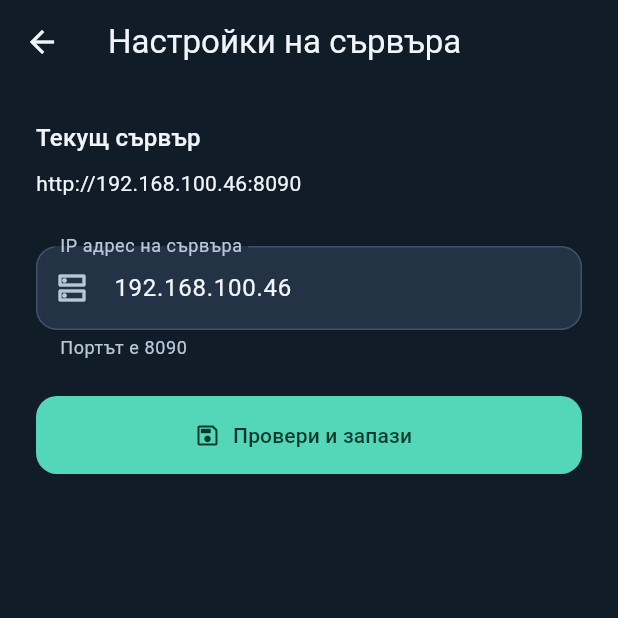
After one commit to KaloyanTsotsev/Store-Expiry-Inventory, a Flutter app: the screen it shows after launch, after a tap on the "settings" icon, on a phone screen of 412 x 824 dp, the top half of it. The commit adds this screen. Run offline on Flutter 3.47's test engine with Material 3 defaults, Android fonts, the phone set to English and light mode, and no system bars; our stand-ins replace image_picker, pocketbase, shared_preferences.

Commit message:
Add configurable PocketBase server IP settings

```diff
--- a/lib/main.dart
+++ b/lib/main.dart
@@ -1,15 +1,25 @@
+
 import 'package:flutter/material.dart';
 
 import 'screens/login_screen.dart';
+import 'services/pocketbase_service.dart';
 import 'theme/app_theme.dart';
 
 Future<void> main() async {
   WidgetsFlutterBinding.ensureInitialized();
+
   try {
     await ThemeController.instance.load();
   } catch (error) {
     debugPrint('Theme preferences could not be loaded: $error');
   }
+
+  try {
+    await PocketBaseService.initialize();
+  } catch (error) {
+    debugPrint('PocketBase settings could not be loaded: $error');
+  }
+
   runApp(const MyApp());
 }
 
--- a/lib/screens/login_screen.dart
+++ b/lib/screens/login_screen.dart
@@ -4,7 +4,7 @@ import '../services/pocketbase_service.dart';
 import '../theme/app_theme.dart';
 import '../widgets/storeflow_brand.dart';
 import 'home_screen.dart';
-
+import 'server_settings_screen.dart';
 class LoginScreen extends StatefulWidget {
   const LoginScreen({super.key});
 
@@ -72,7 +72,24 @@ class _LoginScreenState extends State<LoginScreen> {
   @override
   Widget build(BuildContext context) {
     return Scaffold(
-      appBar: AppBar(actions: const [ThemeMenu()]),
+      appBar: AppBar(
+        actions: [
+          IconButton(
+            tooltip: 'Настройки на сървъра',
+            icon: const Icon(Icons.settings_outlined),
+            onPressed: isLoading
+                ? null
+                : () {
+              Navigator.of(context).push(
+                MaterialPageRoute(
+                  builder: (_) => const ServerSettingsScreen(),
+                ),
+              );
+            },
+          ),
+          const ThemeMenu(),
+        ],
+      ),
       body: SafeArea(
         child: Center(
           child: SingleChildScrollView(
--- /dev/null
+++ b/lib/screens/server_settings_screen.dart
@@ -0,0 +1,139 @@
+
+import 'package:flutter/material.dart';
+
+import '../services/pocketbase_service.dart';
+
+class ServerSettingsScreen extends StatefulWidget {
+  const ServerSettingsScreen({super.key});
+
+  @override
+  State<ServerSettingsScreen> createState() =>
+      _ServerSettingsScreenState();
+}
+
+class _ServerSettingsScreenState extends State<ServerSettingsScreen> {
+  late final TextEditingController ipController;
+
+  bool isSaving = false;
+  String? errorMessage;
+  String? successMessage;
+
+  @override
+  void initState() {
+    super.initState();
+
+    final currentUrl = Uri.parse(PocketBaseService.pb.baseURL);
+    ipController = TextEditingController(text: currentUrl.host);
+  }
+
+  Future<void> saveIp() async {
+    if (isSaving) return;
+
+    setState(() {
+      isSaving = true;
+      errorMessage = null;
+      successMessage = null;
+    });
+
+    try {
+      await PocketBaseService.saveServerIp(ipController.text);
+
+      if (!mounted) return;
+
+      setState(() {
+        successMessage = 'Връзката е успешна. IP адресът е запазен.';
+      });
+    } catch (error) {
+      if (!mounted) return;
+
+      setState(() {
+        errorMessage = 'Неуспешна проверка или запис: $error';
+      });
+    } finally {
+      if (mounted) {
+        setState(() => isSaving = false);
+      }
+    }
+  }
+
+  @override
+  void dispose() {
+    ipController.dispose();
+    super.dispose();
+  }
+
+  @override
+  Widget build(BuildContext context) {
+    return Scaffold(
+      appBar: AppBar(
+        title: const Text('Настройки на сървъра'),
+      ),
+      body: SafeArea(
+        child: SingleChildScrollView(
+          padding: const EdgeInsets.all(24),
+          child: Column(
+            crossAxisAlignment: CrossAxisAlignment.stretch,
+            children: [
+              Text(
+                'Текущ сървър',
+                style: Theme.of(context).textTheme.titleMedium,
+              ),
+              const SizedBox(height: 8),
+              SelectableText(PocketBaseService.pb.baseURL),
+              const SizedBox(height: 32),
+              TextField(
+                controller: ipController,
+                enabled: !isSaving,
+                keyboardType: TextInputType.url,
+                autocorrect: false,
+                decoration: const InputDecoration(
+                  labelText: 'IP адрес на сървъра',
+                  hintText: '192.168.100.46',
+                  prefixIcon: Icon(Icons.dns_outlined),
+                  border: OutlineInputBorder(),
+                  helperText: 'Портът е 8090',
+                ),
+              ),
+              const SizedBox(height: 24),
+              FilledButton.icon(
+                onPressed: isSaving ? null : saveIp,
+                icon: isSaving
+                    ? const SizedBox(
+                  height: 20,
+                  width: 20,
+                  child: CircularProgressIndicator(
+                    strokeWidth: 2,
+                  ),
+                )
+                    : const Icon(Icons.save_outlined),
+                label: Text(
+                  isSaving
+                      ? 'Проверка на връзката...'
+                      : 'Провери и запази',
+                ),
+              ),
+              if (successMessage != null) ...[
+                const SizedBox(height: 20),
+                Text(
+                  successMessage!,
+                  style: TextStyle(
+                    color: Theme.of(context).colorScheme.primary,
+                  ),
+                ),
+              ],
+              if (errorMessage != null) ...[
+                const SizedBox(height: 20),
+                Text(
+                  errorMessage!,
+                  style: TextStyle(
+                    color: Theme.of(context).colorScheme.error,
+                  ),
+                ),
+              ],
+            ],
+          ),
+        ),
+      ),
+    );
+  }
+}
--- a/lib/services/pocketbase_service.dart
+++ b/lib/services/pocketbase_service.dart
@@ -4,14 +4,73 @@ import 'package:flutter/foundation.dart';
 import 'package:pocketbase/pocketbase.dart';
 
 import '../models/expiry_batch.dart';
+import 'package:shared_preferences/shared_preferences.dart';
+class PocketBaseService {
+  static const String defaultServerUrl = String.fromEnvironment(
+    'POCKETBASE_URL',
+    defaultValue: 'http://192.168.100.46:8090',
+  );
 
-class PocketBaseService {
-  static final pb = PocketBase(
-    const String.fromEnvironment(
-      'POCKETBASE_URL',
-      defaultValue: 'http://192.168.100.46:8090',
-    ),
-  );
+  static PocketBase pb = PocketBase(defaultServerUrl);
+
+  static Future<void> initialize() async {
+    final prefs = await SharedPreferences.getInstance();
+
+    final savedUrl = prefs.getString('pocketbase_server_url');
+
+    final url = savedUrl ?? defaultServerUrl;
+
+    pb = PocketBase(url);
+  }
+
+  static Future<void> saveServerIp(String ipAddress) async {
+    final ip = ipAddress.trim();
+
+    final parts = ip.split('.');
+
+    if (parts.length != 4 ||
+        parts.any((part) {
+          final number = int.tryParse(part);
+          return part.isEmpty ||
+              number == null ||
+              number < 0 ||
+              number > 255 ||
+              number.toString() != part;
+        })) {
+      throw const FormatException('Въведете валиден IPv4 адрес.');
+    }
+
+    final newUrl = 'http://$ip:8090';
+
+    // Проверяваме новия сървър, преди да запазим адреса.
+    final testClient = PocketBase(newUrl);
+
+    final response = await testClient
+        .send<Map<String, dynamic>>('/api/health')
+        .timeout(const Duration(seconds: 8));
+
+    if (response['code'] != 200) {
+      throw StateError('Сървърът не потвърди успешна връзка.');
+    }
+
+    // Запазваме адреса само след успешна проверка.
+    final prefs = await SharedPreferences.getInstance();
+
+    final saved = await prefs.setString(
+      'pocketbase_server_url',
+      newUrl,
+    );
+
+    if (!saved) {
+      throw StateError('IP адресът не можа да бъде запазен.');
+    }
+
+    // При смяна на сървъра изчистваме старата сесия.
+    if (pb.baseURL != newUrl) {
+      pb.authStore.clear();
+      pb = PocketBase(newUrl);
+    }
+  }
 
   static Future<void> login(String username, String password) async {
     await pb.collection('employees').authWithPassword(username, password);
--- a/pubspec.yaml
+++ b/pubspec.yaml
@@ -39,7 +39,7 @@ dependencies:
   http: ^1.6.0
   image_picker: 1.2.4
   path_provider: 2.1.6
-  shared_preferences: 2.5.6
+  shared_preferences: ^2.5.6
 
 dev_dependencies:
   integration_test:
```
